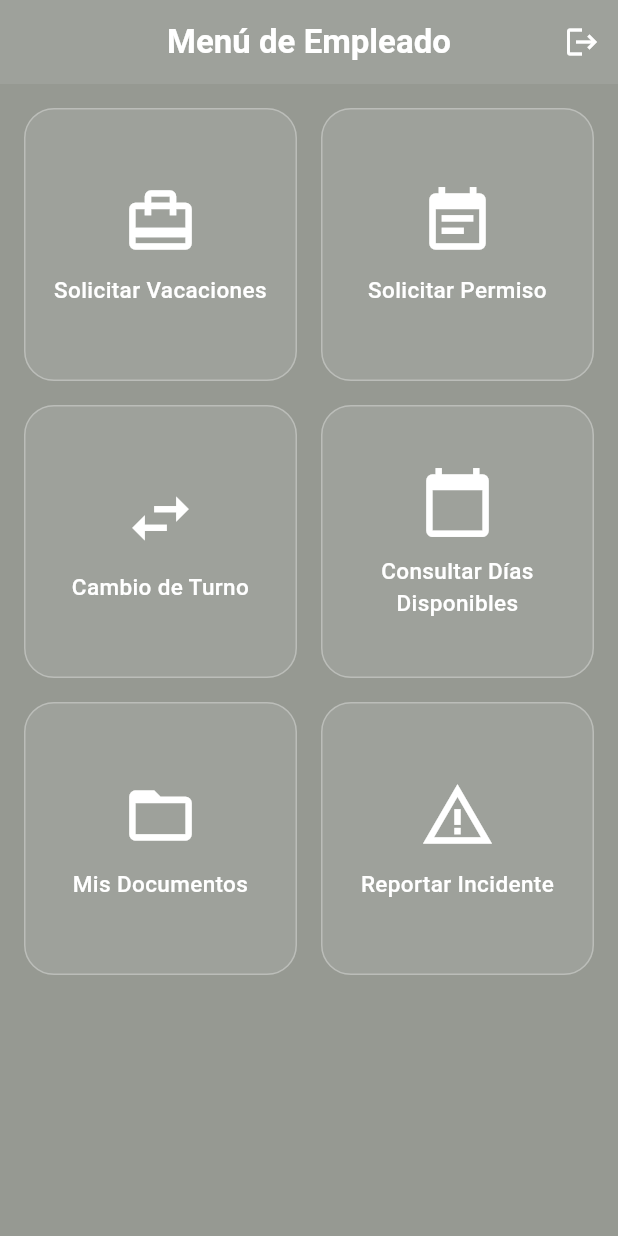
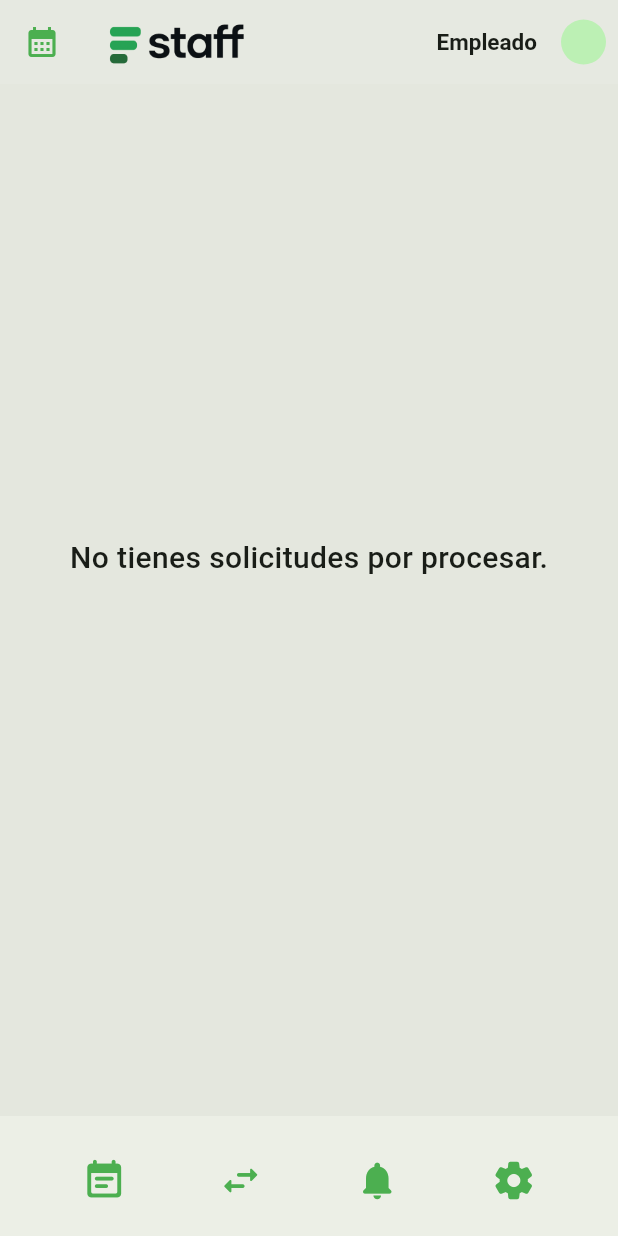
Before and after one commit to Whadyjm/staff, a Flutter app: the EmployeeHomePage screen opened by its route, on a phone screen of 412 x 824 dp. Run offline on Flutter 3.47's test engine with Material 3 defaults, Android fonts, the phone set to English and light mode, and no system bars; our stand-ins replace go_router.

Commit message:
mejoras de UI en login, panel de empleado y admin

```diff
--- a/lib/features/employee/employee_homepage.dart
+++ b/lib/features/employee/employee_homepage.dart
@@ -8,57 +8,69 @@ class EmployeeHomePage extends StatelessWidget {
 
   @override
   Widget build(BuildContext context) {
-    final List<Map<String, dynamic>> menuItems = [
+    /*final List<Map<String, dynamic>> menuItems = [
       {
         'title': 'Solicitar Vacaciones',
         'icon': Icons.card_travel,
-        'route': '/employee/vacation-request'
+        'route': '/employee/vacation-request',
       },
       {
         'title': 'Solicitar Permiso',
         'icon': Icons.event_note,
-        'route': '/employee/permission-request'
+        'route': '/employee/permission-request',
       },
       {
         'title': 'Cambio de Turno',
         'icon': Icons.swap_horiz,
-        'route': '/employee/shift-change'
+        'route': '/employee/shift-change',
       },
       {
         'title': 'Consultar Días Disponibles',
         'icon': Icons.calendar_today,
-        'route': '/employee/available-days'
+        'route': '/employee/available-days',
       },
       {
         'title': 'Mis Documentos',
         'icon': Icons.folder_open,
-        'route': '/employee/my-documents'
+        'route': '/employee/my-documents',
       },
       {
         'title': 'Reportar Incidente',
         'icon': Icons.warning_amber,
-        'route': '/employee/report-incident'
+        'route': '/employee/report-incident',
       },
-    ];
+    ];*/
 
     return Scaffold(
       extendBodyBehindAppBar: true,
       appBar: AppBar(
-        title: const Text(
-          'Menú de Empleado',
-          style: TextStyle(color: Colors.white, fontWeight: FontWeight.bold),
+        leading: IconButton(
+          onPressed: () {},
+          icon: Icon(Icons.calendar_month, color: Colors.green),
+        ),
+        title: Row(
+          mainAxisAlignment: MainAxisAlignment.spaceBetween,
+          children: [
+            Image.asset('assets/staff.png', height: 30,),
+            Text('Empleado', style: TextStyle(fontSize: 15, fontWeight: FontWeight.bold),)
+          ],
         ),
         centerTitle: true,
         backgroundColor: Colors.white.withAlpha(20),
         elevation: 0,
         actions: [
-          IconButton(
-            icon: const Icon(Icons.logout, color: Colors.white),
-            tooltip: 'Cerrar Sesión',
-            onPressed: () {
-              context.go("/login");
-            },
-          )
+          Padding(
+            padding: const EdgeInsets.only(right: 8.0),
+            child: GestureDetector(
+              onTap: () {
+                showDialog(
+                  context: context,
+                  builder: (context) => _profilePopUp(context),
+                );
+              },
+              child: const CircleAvatar(radius: 15),
+            ),
+          ),
         ],
       ),
       body: Stack(
@@ -71,11 +83,10 @@ class EmployeeHomePage extends StatelessWidget {
           ),*/
           BackdropFilter(
             filter: ImageFilter.blur(sigmaX: 10.0, sigmaY: 10.0),
-            child: Container(
-              color: Colors.black.withAlpha(100),
-            ),
+            child: Container(color: Colors.black.withAlpha(20)),
           ),
-          Padding(
+          Center(child: Text('No tienes solicitudes por procesar.', style: TextStyle(fontSize: 20, fontWeight: FontWeight.w500),))
+          /*Padding(
             padding: const EdgeInsets.all(16.0),
             child: GridView.builder(
               gridDelegate: const SliverGridDelegateWithFixedCrossAxisCount(
@@ -90,8 +101,50 @@ class EmployeeHomePage extends StatelessWidget {
                 return _buildGridItem(context, item);
               },
             ),
+          ),*/
+        ],
+      ),
+      bottomNavigationBar: BottomAppBar(
+        child: Padding(
+          padding: const EdgeInsets.all(8.0),
+          child: Row(
+            mainAxisAlignment: MainAxisAlignment.spaceAround,
+            children: [
+              IconButton(
+                onPressed: () {},
+                icon: const Icon(
+                  Icons.event_note_rounded,
+                  color: Colors.green,
+                  size: 30,
+                ),
+              ),
+              IconButton(
+                onPressed: () {},
+                icon: const Icon(
+                  Icons.swap_horiz_rounded,
+                  color: Colors.green,
+                  size: 30,
+                ),
+              ),
+              IconButton(
+                onPressed: () {},
+                icon: const Icon(
+                  Icons.notifications_rounded,
+                  color: Colors.green,
+                  size: 30,
+                ),
+              ),
+              IconButton(
+                onPressed: () {},
+                icon: const Icon(
+                  Icons.settings_rounded,
+                  color: Colors.green,
+                  size: 30,
+                ),
+              ),
+            ],
           ),
-        ],
+        ),
       ),
     );
   }
@@ -105,18 +158,12 @@ class EmployeeHomePage extends StatelessWidget {
         decoration: BoxDecoration(
           color: Colors.white.withAlpha(20),
           borderRadius: BorderRadius.circular(20),
-          border: Border.all(
-            color: Colors.white.withOpacity(0.3),
-          ),
+          border: Border.all(color: Colors.white.withOpacity(0.3)),
         ),
         child: Column(
           mainAxisAlignment: MainAxisAlignment.center,
           children: [
-            Icon(
-              item['icon'],
-              size: 50,
-              color: Colors.white,
-            ),
+            Icon(item['icon'], size: 50, color: Colors.white),
             const SizedBox(height: 10),
             Text(
               item['title'],
@@ -132,4 +179,30 @@ class EmployeeHomePage extends StatelessWidget {
       ),
     );
   }
+
+  Widget _profilePopUp(BuildContext context) {
+    return AlertDialog(
+      content: SizedBox(
+        height: 200,
+        child: Column(
+          mainAxisAlignment: MainAxisAlignment.center,
+          children: [
+            Row(
+              mainAxisAlignment: MainAxisAlignment.spaceEvenly,
+              children: [
+                const CircleAvatar(radius: 30),
+                Column(children: [Text('Nombre'), Text('Matrícula'), Text('Puesto')]),
+              ],
+            ),
+            const SizedBox(height: 20),
+            GestureDetector(child: const Text('Mis documentos')),
+            const Divider(),
+            GestureDetector(child: const Text('Reportar incidente')),
+            const Divider(),
+            GestureDetector(onTap: ()=> context.go('/login'), child: Text('Cerrar sesión')),
+          ],
+        ),
+      ),
+    );
+  }
 }
```
Also changed, not shown: lib/features/admin/admin_homepage.dart (+103 -23 lines), lib/features/auth/login_page.dart (+11 -9 lines), pubspec.lock.
